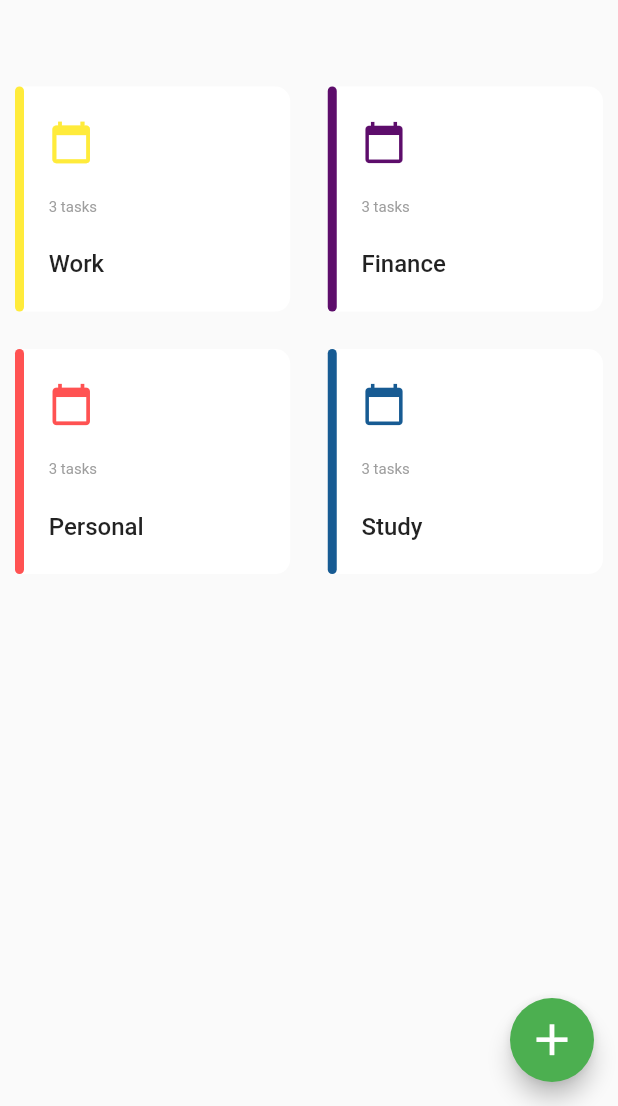
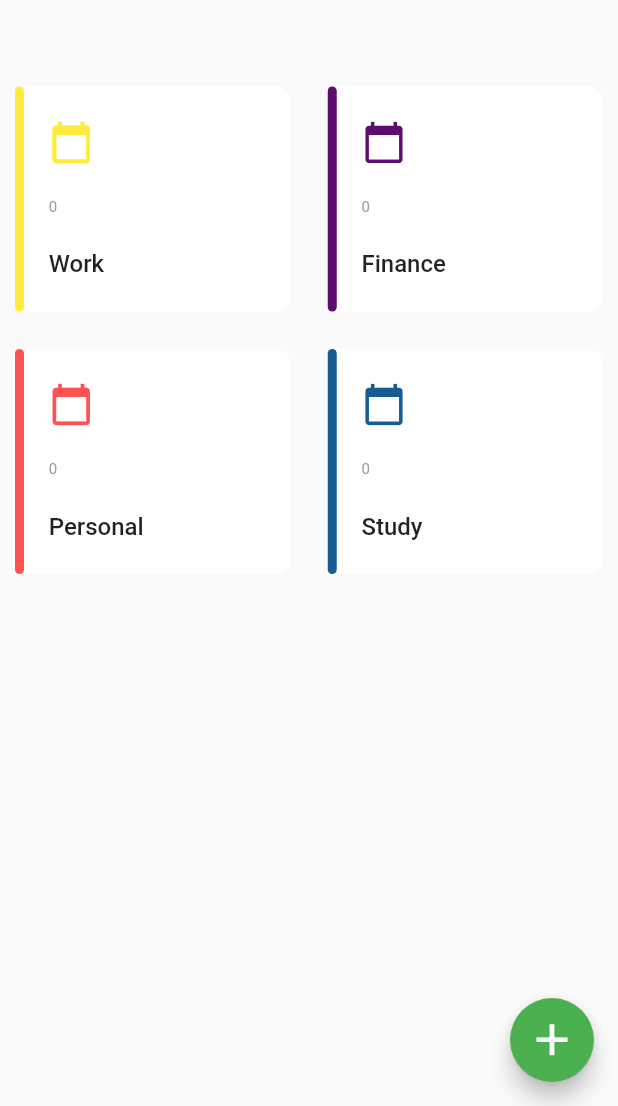
Before and after one commit to Yusuf-bek/TodoApp, a Flutter app: the screen it shows after launch, on a phone screen of 412 x 824 dp, the part 130-1236 px from its top. Run offline on Flutter 3.47's test engine with Material 2 defaults, Android fonts, the phone set to English and light mode, and no system bars; our stand-ins replace flutter_modular, isar; accounts and stored records are empty; generated files the repository leaves out were written again.

Commit message:
fixed some code, etc

```diff
--- a/lib/collection/mytask.dart
+++ b/lib/collection/mytask.dart
@@ -6,6 +6,9 @@ part "mytask.g.dart";
 class MyTask {
   Id id = Isar.autoIncrement;
 
+  @Name("categoryIndex")
+  late int categoryIndex;
+
   @Name("title")
   late String title;
 
--- a/lib/core/widgets/category_task_widget.dart
+++ b/lib/core/widgets/category_task_widget.dart
@@ -1,6 +1,7 @@
 import 'package:flutter/material.dart';
 import 'package:flutter_modular/flutter_modular.dart';
 import 'package:todoapp/core/components/my_text_styles.dart';
+import 'package:todoapp/service/get_count_tasks.dart';
 
 // ignore: must_be_immutable
 class CategoryTaskWidget extends StatelessWidget {
@@ -14,6 +15,9 @@ class CategoryTaskWidget extends StatelessWidget {
 
   @override
   Widget build(BuildContext context) {
+    return FutureBuilder(
+      future: GetCountTasks().getCount(),
+      builder: (context, snapshot) {
         return InkWell(
         onTap: () {
           Modular.to.pushNamed(
@@ -58,7 +62,8 @@ class CategoryTaskWidget extends StatelessWidget {
                     color: categoryColor,
                     size: 30,
                   ),
-                Text("3 tasks", style: HomePageStyles.instance.countTasks),
+                  Text(snapshot.data.toString(),
+                      style: HomePageStyles.instance.countTasks),
                   Text(categoryName, style: HomePageStyles.instance.categoryName),
                 ],
               ),
@@ -66,5 +71,7 @@ class CategoryTaskWidget extends StatelessWidget {
           ),
         ),
       );
+
+      }, );
   }
 }
--- a/lib/core/widgets/my_circle_widget.dart
+++ b/lib/core/widgets/my_circle_widget.dart
@@ -1,5 +1,6 @@
 import 'package:flutter/material.dart';
 
+// ignore: must_be_immutable
 class MyCircleWidget extends StatelessWidget {
   Color? circleColor = Colors.green;
   MyCircleWidget({Key? key, this.circleColor}) : super(key: key);
--- /dev/null
+++ b/lib/service/get_count_tasks.dart
@@ -0,0 +1,9 @@
+import 'package:todoapp/collection/mytask.dart';
+import 'package:todoapp/service/initialize_task_service.dart';
+
+class GetCountTasks{
+  Future<int> getCount() async{
+    int count = await InitializeTaskService.isar.myTasks.count();
+    return count;
+  }
+}
--- /dev/null
+++ b/lib/service/initialize_task_service.dart
@@ -0,0 +1,24 @@
+import 'dart:io';
+import 'package:isar/isar.dart';
+import 'package:path_provider/path_provider.dart';
+import 'package:todoapp/collection/mytask.dart';
+
+class InitializeTaskService {
+  late Directory direc;
+  static late Isar isar;
+
+  InitializeTaskService._init() {
+    initialize();
+  }
+  static final InitializeTaskService _instance = InitializeTaskService._init();
+  static InitializeTaskService get instance => _instance;
+
+  Future initialize() async {
+    direc = await getApplicationSupportDirectory();
+    isar = await Isar.open(
+      [MyTaskSchema],
+      directory: direc.path,
+      inspector: false,
+    );
+  }
+}
--- a/lib/view/home_page.dart
+++ b/lib/view/home_page.dart
@@ -10,7 +10,13 @@ class HomePage extends StatelessWidget {
   @override
   Widget build(BuildContext context) {
     return SafeArea(
-      child: Scaffold(
+      child: myScaffold(context),
+    );
+  }
+}
+
+Scaffold myScaffold(BuildContext context) {
+  return Scaffold(
     body: Padding(
       padding: const EdgeInsets.symmetric(horizontal: 10),
       child: Column(
@@ -22,14 +28,13 @@ class HomePage extends StatelessWidget {
             ),
             child: Text(
               "To Do List",
-                  style: HomePageStyles.instance.homePageHeader
+              style: HomePageStyles.instance.homePageHeader,
             ),
           ),
           Expanded(
             child: SizedBox(
               child: GridView.builder(
-                    gridDelegate:
-                        const SliverGridDelegateWithFixedCrossAxisCount(
+                gridDelegate: const SliverGridDelegateWithFixedCrossAxisCount(
                   crossAxisCount: 2,
                   mainAxisExtent: 150,
                   crossAxisSpacing: 25,
@@ -40,8 +45,7 @@ class HomePage extends StatelessWidget {
                   return CategoryTaskWidget(
                     categoryColor: CategoryInfoData.categoryColors[
                         CategoryInfoData.categoryData[index]["colorIndex"]],
-                        categoryName: CategoryInfoData.categoryData[index]
-                            ["name"],
+                    categoryName: CategoryInfoData.categoryData[index]["name"],
                   );
                 },
               ),
@@ -56,10 +60,10 @@ class HomePage extends StatelessWidget {
         size: 35,
       ),
       onPressed: () {
-            Modular.to.pushNamed("/addtask",);
+        Modular.to.pushNamed(
+          "/addtask",
+        );
       },
-        ),
     ),
   );
 }
-}
--- a/lib/view/add_task_page.dart
+++ b/lib/view/new_task_page.dart
@@ -10,6 +10,7 @@ class AddTaskPage extends StatelessWidget {
   @override
   Widget build(BuildContext context) {
     return Scaffold(
+      resizeToAvoidBottomInset: false,
       appBar: AppBar(
         elevation: 0,
         backgroundColor: Colors.transparent,
--- a/pubspec.yaml
+++ b/pubspec.yaml
@@ -39,6 +39,8 @@ dependencies:
   path_provider: ^2.0.11
   isar: ^3.0.0-dev.10
   isar_flutter_libs: ^3.0.0-dev.10
+
+
 
 
 
```
Also changed, not shown: lib/main.dart (+4 -7 lines), lib/service/get_data.dart (added, +10 -0 lines), lib/service/task_add_service.dart (+14 -22 lines), lib/view/open_category_page.dart (+39 -30 lines), lib/collection/mytask.g.dart. Lines whose indentation alone changed are shown as unchanged.
